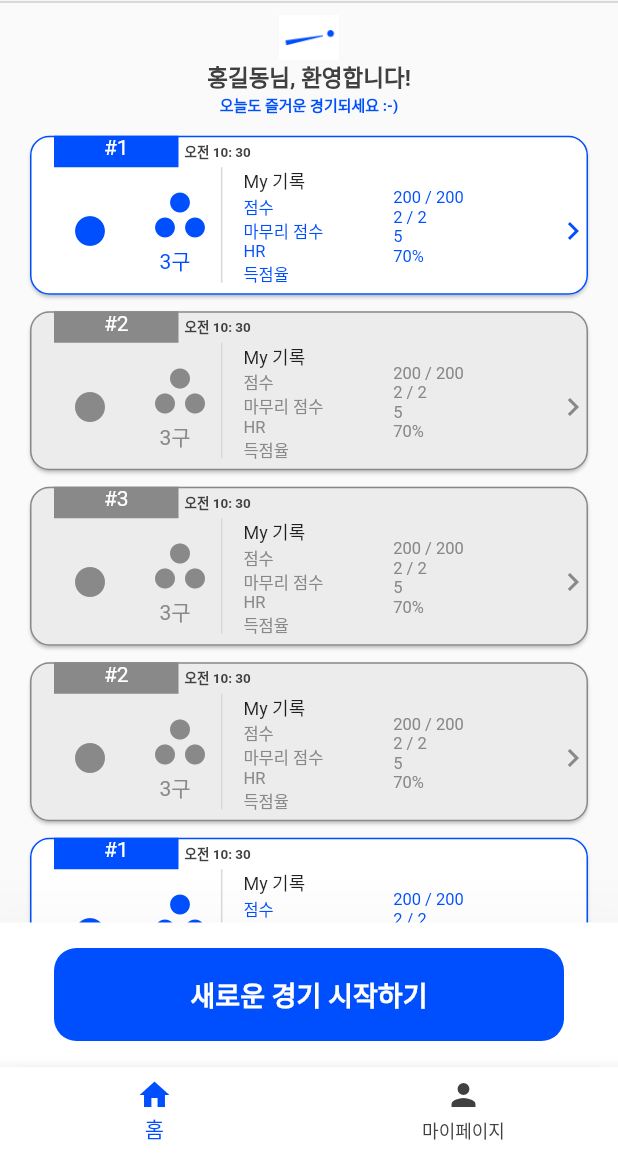
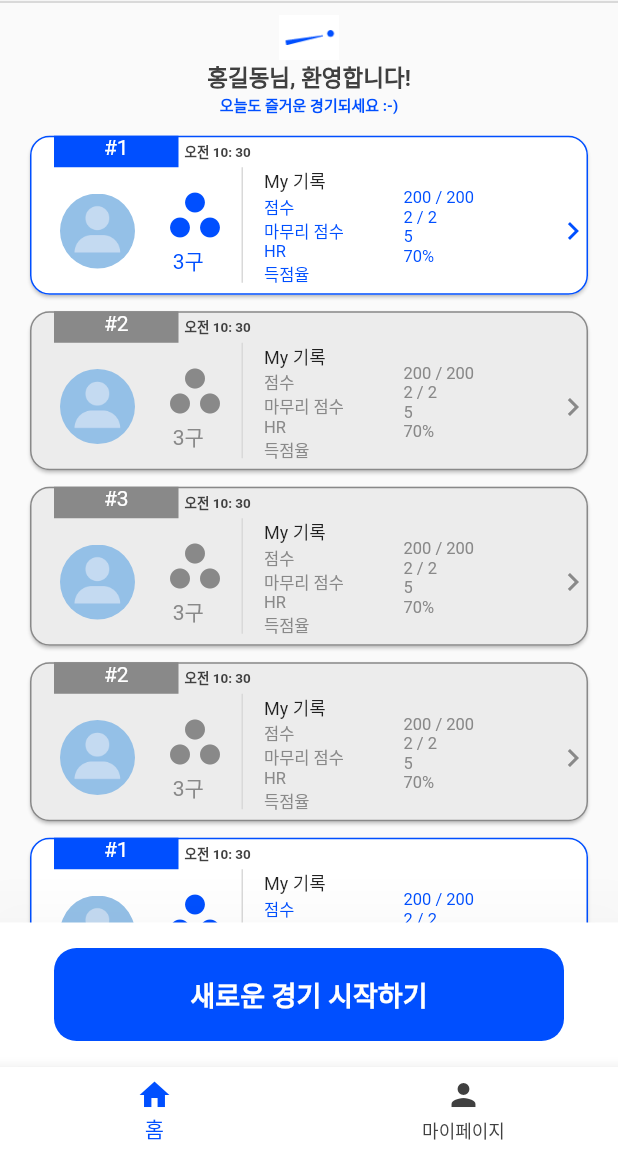
Before and after one commit to Q-Dang/qdang_front, a Flutter app: the screen it shows after launch, on a phone screen of 412 x 824 dp, the part 81-1236 px from its top. Run offline on Flutter 3.47's test engine with Material 2 defaults, Android fonts, the phone set to English and light mode, and no system bars; our stand-ins replace dio, fl_chart, syncfusion_flutter_charts; Roboto replaces fonts that are missing (NotoKr).

Commit message:
edit Layout

```diff
--- a/q_dang/lib/Component/record_layout.dart
+++ b/q_dang/lib/Component/record_layout.dart
@@ -12,17 +12,16 @@ class RecordLayout extends StatelessWidget {
     return Row(
       crossAxisAlignment: CrossAxisAlignment.stretch,
       children: [
-        SizedBox(
-          width: 80,
-          child: Column(
-            crossAxisAlignment: CrossAxisAlignment.stretch,
-            children: [
-              Expanded(
-                  child: Icon(
-                Icons.circle,
-                color: mainColor,
-              )),
-            ],
+        Padding(
+          padding: const EdgeInsets.symmetric(horizontal: 20),
+          child: Container(
+            width: 50,
+            decoration: BoxDecoration(
+              shape: BoxShape.circle,
+              image: DecorationImage(
+                image: AssetImage('asset/img/default_profile.png'),
+              ),
+            ),
           ),
         ),
         Expanded(
@@ -40,7 +39,7 @@ class RecordLayout extends StatelessWidget {
           ),
         ),
         Padding(
-          padding: const EdgeInsets.fromLTRB(14, 0, 14, 8),
+          padding: const EdgeInsets.fromLTRB(20, 0, 14, 8),
           child: SizedBox(
             width: 1,
             child: Container(color: const Color(0xFFD9D9D9)),
```
Also changed, not shown: q_dang/lib/Component/my_profile.dart (+13 -4 lines).
